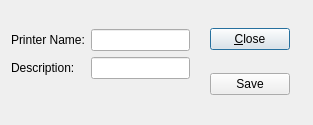
First picture: the form in source/commercialcore/foundation-database/workflow/uiforms/printer.ui, repository tomdatkins/xtuple, before the edit.
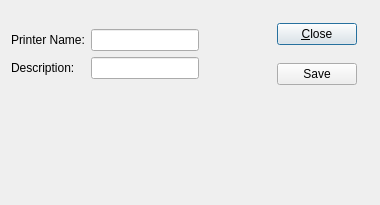
Second picture: the form after the edit. Custom widgets are drawn as their Qt base class.

Commit message: issue #28846 fix printer screen

Patch:
```diff
--- a/source/commercialcore/foundation-database/workflow/uiforms/printer.ui
+++ b/source/commercialcore/foundation-database/workflow/uiforms/printer.ui
@@ -13,8 +13,8 @@
    <rect>
     <x>0</x>
     <y>0</y>
-    <width>313</width>
-    <height>125</height>
+    <width>380</width>
+    <height>205</height>
    </rect>
   </property>
   <property name="windowTitle">
@@ -43,7 +43,14 @@
       </widget>
      </item>
      <item row="0" column="1">
-      <widget class="XLineEdit" name="_name"/>
+      <widget class="XLineEdit" name="_name">
+       <property name="minimumSize">
+        <size>
+         <width>108</width>
+         <height>0</height>
+        </size>
+       </property>
+      </widget>
      </item>
      <item row="1" column="0">
       <widget class="QLabel" name="_descripLit">
@@ -53,20 +60,14 @@
       </widget>
      </item>
      <item row="1" column="1">
-      <widget class="QLineEdit" name="_desc"/>
-     </item>
-     <item row="2" column="0">
-      <spacer name="verticalSpacer_2">
-       <property name="orientation">
-        <enum>Qt::Vertical</enum>
-       </property>
-       <property name="sizeHint" stdset="0">
+      <widget class="XLineEdit" name="_desc">
+       <property name="minimumSize">
         <size>
-         <width>20</width>
-         <height>40</height>
+         <width>108</width>
+         <height>0</height>
         </size>
        </property>
-      </spacer>
+      </widget>
      </item>
     </layout>
    </item>
@@ -110,6 +111,19 @@
      </item>
     </layout>
    </item>
+   <item row="1" column="0">
+    <spacer name="verticalSpacer_2">
+     <property name="orientation">
+      <enum>Qt::Vertical</enum>
+     </property>
+     <property name="sizeHint" stdset="0">
+      <size>
+       <width>20</width>
+       <height>40</height>
+      </size>
+     </property>
+    </spacer>
+   </item>
   </layout>
  </widget>
  <customwidgets>
```
